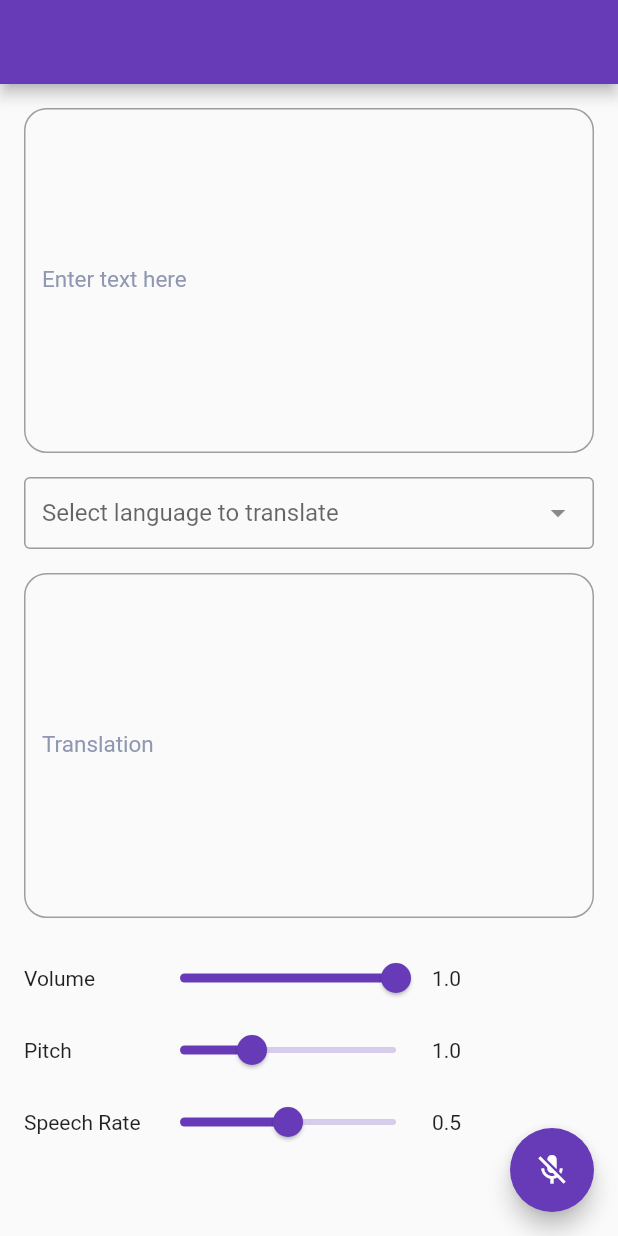
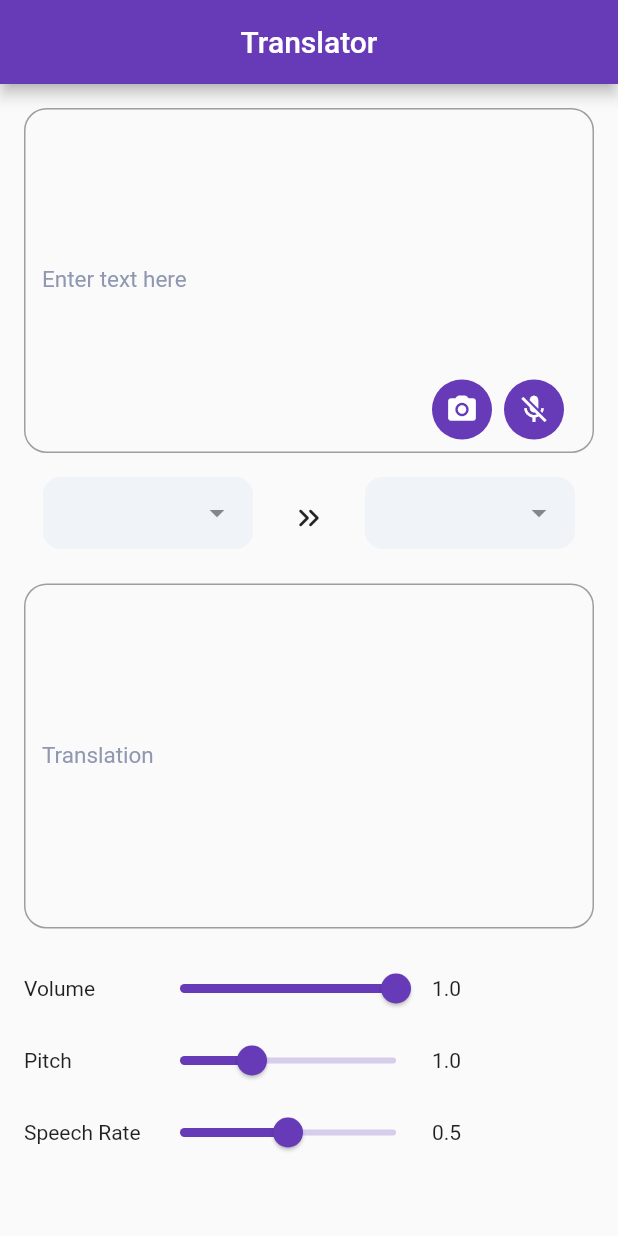
Before and after one commit to enamulhaque028/flutter_translator, a Flutter app: the screen it shows after launch, on a phone screen of 412 x 824 dp. Run offline on Flutter 3.47's test engine with Material 2 defaults, Android fonts, the phone set to English and light mode, and no system bars; drawn by our look-alikes of dropdown_search; our stand-ins replace flutter_tts, image_picker, speech_to_text; missing offline and left inert: google_mlkit_text_recognition, translator.

Commit message:
image to text

```diff
--- a/lib/translation_page.dart
+++ b/lib/translation_page.dart
@@ -5,13 +5,17 @@ import 'package:dropdown_search/dropdown_search.dart';
 import 'package:flutter/material.dart';
 import 'package:flutter/services.dart';
 import 'package:flutter_tts/flutter_tts.dart';
+import 'package:google_mlkit_text_recognition/google_mlkit_text_recognition.dart';
 import 'package:speech_to_text/speech_recognition_result.dart';
 import 'package:speech_to_text/speech_to_text.dart';
 import 'package:translator/translator.dart';
+import 'package:translator_app/config/presentation/app_color.dart';
 import 'package:translator_app/config/route.dart';
 import 'package:translator_app/domain/dropdown_data.dart';
 import 'package:translator_app/widgets/custom_icon_button.dart';
+import 'package:translator_app/widgets/custom_languale_dropdown.dart';
 import 'package:translator_app/widgets/custom_text_filed.dart';
+import 'package:translator_app/widgets/image_picker_tile.dart';
 
 import 'config/constants.dart';
 
@@ -28,7 +32,6 @@ class _TranslationPageState extends State<TranslationPage> {
   final translator = GoogleTranslator();
   bool hasFinished = false;
   FlutterTts flutterTts = FlutterTts();
-  List<Language> languageList = [];
   //::::::::::::::: TTS :::::::::::::::
   double volume = 1.0;
   double pitch = 1.0;
@@ -36,6 +39,10 @@ class _TranslationPageState extends State<TranslationPage> {
   //::::::::::::::: STT :::::::::::::::
   final SpeechToText _speechToText = SpeechToText();
   bool _speechEnabled = false;
+
+  final TextRecognizer textRecognizer = TextRecognizer();
+  String inputLanguageCode = 'auto';
+  String outputLanguageCode = 'bn';
 
 
   /// This has to happen only once per app
@@ -46,8 +53,6 @@ class _TranslationPageState extends State<TranslationPage> {
 
   @override
   void initState() {
-    String res = json.encode(Constants.allLanguageList);
-    languageList = languageFromJson(res);
     _initSpeech();
     super.initState();
   }
@@ -55,22 +60,56 @@ class _TranslationPageState extends State<TranslationPage> {
   @override
   Widget build(BuildContext context) {
     return Scaffold(
-      appBar: AppBar(),
+      appBar: AppBar(
+        title: const Text('Translator'),
+        centerTitle: true,
+      ),
       body: Padding(
         padding: const EdgeInsets.all(16.0),
         child: SingleChildScrollView(
           child: Column(
             children: [
+              Stack(
+                children: [
                   CustomTextField(
                     textEditingController: inputTextController,
                     placeholderText: 'Enter text here',
                   ),
-              DropdownSearch<Language>(
-                hint: 'Select language to translate',
-                showSearchBox: true,
-                itemAsString: (Language? data) => '${data!.languageName} (${data.nativeName})',
-                onChanged: translateLanguage,
-                items: languageList,
+                  Positioned(
+                    right: 20,
+                    bottom: 25,
+                    child: Row(
+                      children: [
+                        PickImages(
+                          onSelectImage: convertSpeechToText,
+                        ),
+                        const SizedBox(width: 8),
+                        CustomIconButton(
+                          onTap: () {
+                            _speechToText.isNotListening ? _startListening() : _stopListening();
+                          },
+                          iconData: _speechToText.isNotListening ? Icons.mic_off : Icons.mic,
+                        ),
+                      ],
+                    ),
+                  )
+                ],
+              ),
+              Row(
+                mainAxisAlignment: MainAxisAlignment.spaceAround,
+                children: [
+                  CustomLanguageDropdown(
+                    hintText: 'Auto',
+                    onTapItem: (Language? data) {
+                      inputLanguageCode = data!.languageCode;
+                    },
+                  ),
+                  const Icon(Icons.keyboard_double_arrow_right_rounded),
+                  CustomLanguageDropdown(
+                    hintText: 'Select',
+                    onTapItem: translateLanguage,
+                  ),
+                ],
               ),
               const SizedBox(height: 16),
               Stack(
@@ -170,24 +209,18 @@ class _TranslationPageState extends State<TranslationPage> {
           ),
         ),
       ),
-      floatingActionButton: FloatingActionButton(
-        child: Icon(_speechToText.isNotListening ? Icons.mic_off : Icons.mic),
-        onPressed: () {
-          // RouteController.instance.push(page: const VoiceToTextWidget());
-          _speechToText.isNotListening ? _startListening() : _stopListening();
-        },
-      ),
     );
   }
 
  //::::::::::::::::::::::::::::: Translate Language :::::::::::::::::::::::::::::
   Future<void> translateLanguage(Language? data) async {
     log(data!.languageCode);
+    outputLanguageCode = data.languageCode;
     await flutterTts.stop();
     setState(() {
       outputTextController.text = 'Translating.......';
     });
-    Translation translation = await translator.translate(inputTextController.text, to: data.languageCode);
+    Translation translation = await translator.translate(inputTextController.text, to: outputLanguageCode);
     setState(() {
       outputTextController.text = translation.text;
       hasFinished = true;
@@ -218,10 +251,14 @@ class _TranslationPageState extends State<TranslationPage> {
 
   // Each time to start a speech recognition session
   void _startListening() async {
+    if (inputLanguageCode == 'auto') {
+      RouteController.instance.showSnackBar(message: 'please select an input language');
+    } else {
       inputTextController.clear();
       outputTextController.clear();
-    await _speechToText.listen(onResult: _onSpeechResult, localeId: 'bn');
+      await _speechToText.listen(onResult: _onSpeechResult, localeId: inputLanguageCode);
       setState(() {});
+    }
   }
 
   /// Manually stop the active speech recognition session
@@ -240,4 +277,24 @@ class _TranslationPageState extends State<TranslationPage> {
       inputTextController.text = result.recognizedWords;
     });
   }
+
+
+  //::::::::::::::::::::::::::::: Translate Language :::::::::::::::::::::::::::::
+  Future<void> convertSpeechToText(imagePath) async {
+    inputTextController.clear();
+    outputTextController.clear();
+    final inputImage = InputImage.fromFilePath(imagePath!);
+    final RecognizedText recognizedText = await textRecognizer.processImage(inputImage);
+    String scannedText = '';
+    for (TextBlock block in recognizedText.blocks) {
+      // for (TextLine line in block.lines) {
+      //   scannedText = '$scannedText${line.text.replaceAll('\n', '')}\n';
+      // }
+      String blockText = block.text.replaceAll('\n', ' ');
+      scannedText = '$scannedText$blockText\n';
     }
+    log(scannedText);
+    inputTextController.text = scannedText;
+    setState(() {});
+  }
+}
--- /dev/null
+++ b/lib/widgets/custom_languale_dropdown.dart
@@ -0,0 +1,58 @@
+// ignore_for_file: public_member_api_docs, sort_constructors_first
+import 'dart:convert';
+
+import 'package:dropdown_search/dropdown_search.dart';
+import 'package:flutter/material.dart';
+
+import 'package:translator_app/config/constants.dart';
+import 'package:translator_app/config/presentation/app_color.dart';
+import 'package:translator_app/domain/dropdown_data.dart';
+
+class CustomLanguageDropdown extends StatefulWidget {
+  const CustomLanguageDropdown({
+    Key? key,
+    required this.hintText,
+    required this.onTapItem,
+  }) : super(key: key);
+
+  final String hintText;
+  final Function(Language) onTapItem;
+
+  @override
+  State<CustomLanguageDropdown> createState() => _CustomLanguageDropdownState();
+}
+
+class _CustomLanguageDropdownState extends State<CustomLanguageDropdown> {
+  List<Language> languageList = [];
+
+  @override
+  void initState() {
+    String res = json.encode(Constants.allLanguageList);
+    languageList = languageFromJson(res);
+    super.initState();
+  }
+  @override
+  Widget build(BuildContext context) {
+    return SizedBox(
+      width: 140,
+      height: 55,
+      child: DropdownSearch<Language>(
+        hint: widget.hintText,
+        showSearchBox: true,
+        itemAsString: (Language? data) => '${data!.languageName} (${data.nativeName})',
+        onChanged: widget.onTapItem,
+        items: languageList,
+        dropdownSearchDecoration: const InputDecoration(
+          fillColor: AppColor.kBackgroundColor,
+          border: InputBorder.none,
+          enabledBorder: OutlineInputBorder(
+            borderRadius: BorderRadius.all(Radius.circular(12.0)),
+            borderSide: BorderSide(color: AppColor.kBackgroundColor),
+          ),
+          filled: true,
+          contentPadding: EdgeInsets.only(bottom: 10.0, left: 10.0, right: 10.0),
+        ),
+      ),
+    );
+  }
+}
--- a/pubspec.yaml
+++ b/pubspec.yaml
@@ -40,6 +40,8 @@ dependencies:
   dropdown_search: ^0.5.0
   speech_to_text: ^6.0.0
   flutter_tts: ^3.5.3
+  image_picker: ^0.8.6
+  google_mlkit_text_recognition: ^0.4.0
 
 dev_dependencies:
   flutter_test:
```
Also changed, not shown: lib/widgets/image_picker_tile.dart (added, +101 -0 lines), pubspec.lock. Lines whose indentation alone changed are shown as unchanged.
